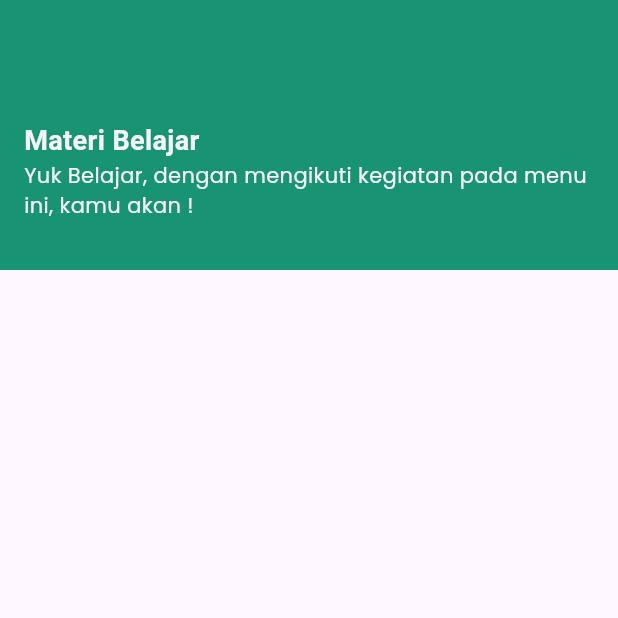
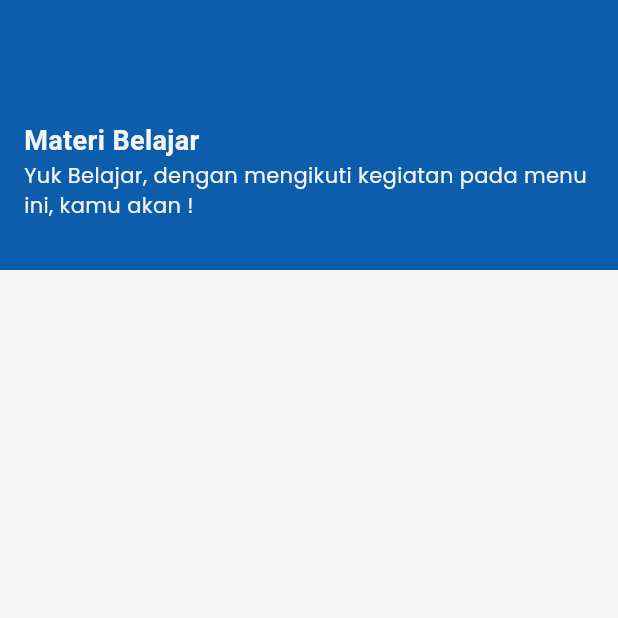
Before and after one commit to Roufmajidin/quranku-pintar, a Flutter app: the MbView screen opened directly, on a phone screen of 412 x 824 dp, the top half of it. Run offline on Flutter 3.47's test engine with Material 3 defaults, Android fonts, the phone set to English and light mode, and no system bars; our stand-ins replace audioplayers, bloc, connectivity_plus, dartz, device_info_plus, flutter_bloc and 7 more; missing offline and left inert: diff_match_patch, fancy_snackbar, record, string_similarity; accounts and stored records are empty; network calls fail; Roboto replaces fonts that are missing (Pooppins).

Commit message:
update belajar screen

```diff
--- a/lib/features/main_pages/presentation/materi_belajar/mb_screen.dart
+++ b/lib/features/main_pages/presentation/materi_belajar/mb_screen.dart
@@ -71,6 +71,7 @@ class _MbViewState extends State<MbView> {
   Widget build(BuildContext context) {
     var size = MediaQuery.of(context).size;
     return Scaffold(
+      backgroundColor: AppColors.neutral.ne01,
       body: SingleChildScrollView(
           physics: const NeverScrollableScrollPhysics(),
           child: Column(
@@ -84,7 +85,7 @@ class _MbViewState extends State<MbView> {
                 child: Container(
                     height: 180,
                     width: size.width,
-                    color: const Color(0xff189474),
+                    color: AppColors.bg.bg01,
                     child: Padding(
                       padding: const EdgeInsets.only(
                           top: 80, left: 16, right: 16, bottom: 16),
@@ -111,8 +112,8 @@ class _MbViewState extends State<MbView> {
                   if (state.fetchDataProses == FetchStatus.loading) {
                     return SizedBox(
                       height: sizeList,
-                      child: const Center(
-                        child: CircularProgressIndicator(color: Colors.green),
+                      child:  Center(
+                        child: CircularProgressIndicator(color: AppColors.bg.bg02.withOpacity(0.8),),
                       ),
                     );
                   }
```
Also changed, not shown: lib/features/main_pages/presentation/materi_belajar/detail/detail_screen.dart (+10 -16 lines).
